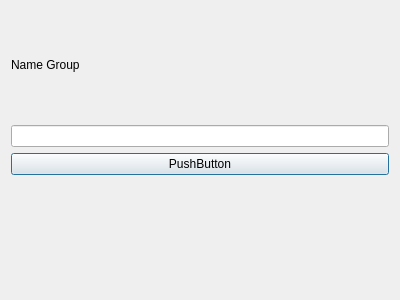
Old version of the form Project_AA/joingroup.ui in the repository AmirHasanTaban/IUT-Messanger.
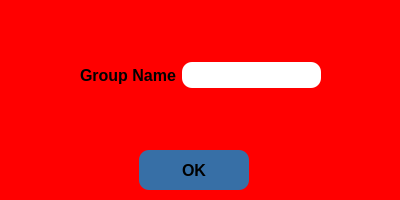
New version of the form.

What changed in the file:
```diff
--- a/Project_AA/joingroup.ui
+++ b/Project_AA/joingroup.ui
@@ -7,38 +7,106 @@
     <x>0</x>
     <y>0</y>
     <width>400</width>
-    <height>300</height>
+    <height>200</height>
    </rect>
   </property>
   <property name="windowTitle">
    <string>Dialog</string>
   </property>
-  <layout class="QVBoxLayout" name="verticalLayout">
-   <item>
-    <widget class="QLabel" name="label_NameGroup">
-     <property name="text">
-      <string>Name Group</string>
-     </property>
-    </widget>
-   </item>
-   <item>
-    <widget class="QLineEdit" name="lineEdit_NameGroup"/>
-   </item>
-   <item>
-    <widget class="QPushButton" name="pushButton">
-     <property name="text">
-      <string>PushButton</string>
-     </property>
-    </widget>
-   </item>
-   <item>
-    <widget class="QLabel" name="label_error">
-     <property name="text">
-      <string/>
-     </property>
-    </widget>
-   </item>
-  </layout>
+  <property name="styleSheet">
+   <string notr="true">background-color: rgb(255, 0, 0);</string>
+  </property>
+  <widget class="QPushButton" name="pushButton">
+   <property name="geometry">
+    <rect>
+     <x>139</x>
+     <y>150</y>
+     <width>110</width>
+     <height>40</height>
+    </rect>
+   </property>
+   <property name="font">
+    <font>
+     <pointsize>12</pointsize>
+     <bold>true</bold>
+    </font>
+   </property>
+   <property name="styleSheet">
+    <string notr="true">QPushButton {
+    border-radius: 10px;
+    padding: 10px;
+    background-color: #376fa6;
+	color: &quot;white&quot;;
+}
+
+QPushButton:hover {
+    background-color: #007600;
+}
+
+QPushButton:pressed {
+    background-color: #888888;
+}
+</string>
+   </property>
+   <property name="text">
+    <string>OK</string>
+   </property>
+  </widget>
+  <widget class="QLabel" name="label_error">
+   <property name="geometry">
+    <rect>
+     <x>80</x>
+     <y>100</y>
+     <width>241</width>
+     <height>20</height>
+    </rect>
+   </property>
+   <property name="styleSheet">
+    <string notr="true">color: rgb(255, 255, 255);</string>
+   </property>
+   <property name="text">
+    <string/>
+   </property>
+  </widget>
+  <widget class="QWidget" name="">
+   <property name="geometry">
+    <rect>
+     <x>80</x>
+     <y>60</y>
+     <width>241</width>
+     <height>30</height>
+    </rect>
+   </property>
+   <layout class="QGridLayout" name="gridLayout">
+    <item row="0" column="0">
+     <widget class="QLabel" name="label_NameGroup">
+      <property name="font">
+       <font>
+        <pointsize>12</pointsize>
+        <bold>true</bold>
+       </font>
+      </property>
+      <property name="text">
+       <string>Group Name</string>
+      </property>
+     </widget>
+    </item>
+    <item row="0" column="1">
+     <widget class="QLineEdit" name="lineEdit_NameGroup">
+      <property name="styleSheet">
+       <string notr="true">QLineEdit {
+    border-radius: 10px;
+    padding: 5px;
+	background-color: rgb(255, 255, 255);
+	
+	font: 12pt &quot;Century&quot;;
+}
+</string>
+      </property>
+     </widget>
+    </item>
+   </layout>
+  </widget>
  </widget>
  <resources/>
  <connections/>
```
